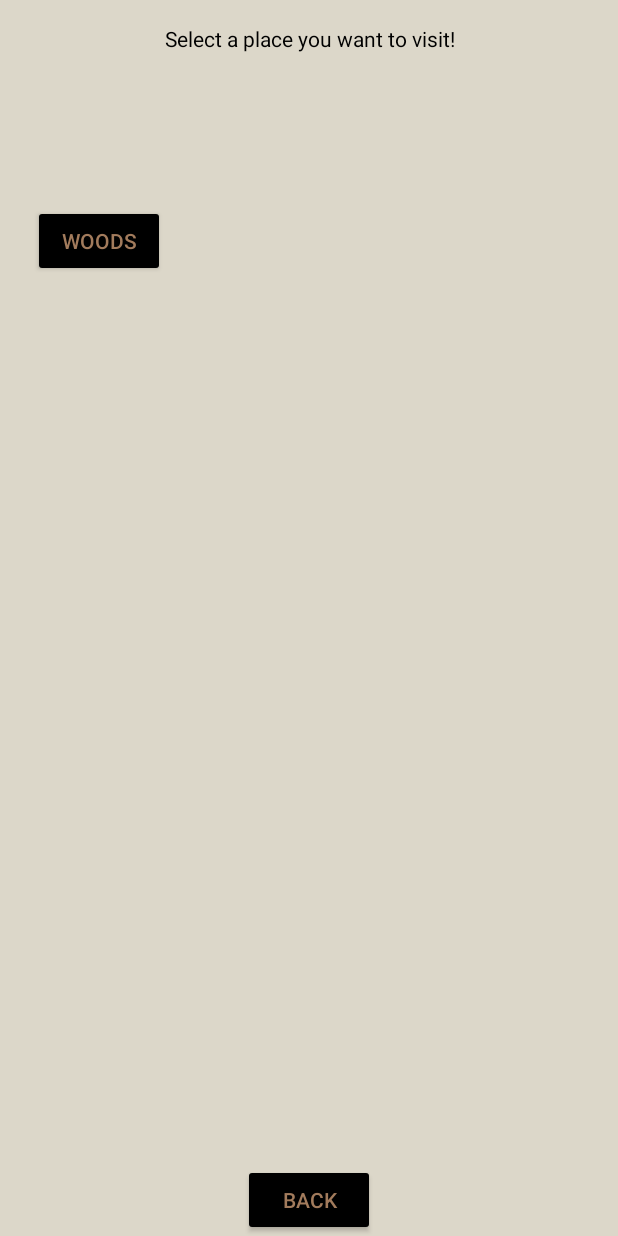
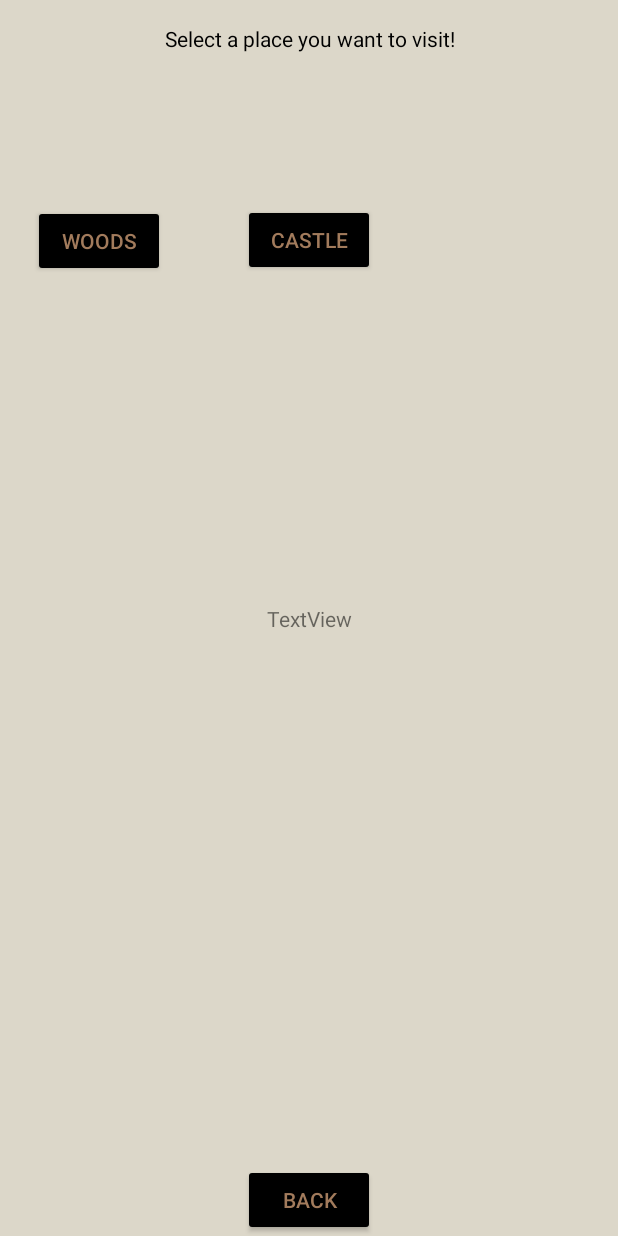
Before and after one commit to M0nesz/Walkinggame, an Android app: the screen it shows after launch (MapActivity), after a tap on "MAP", on a phone screen of 412 x 824 dp. Run offline under Robolectric (Android 15) with nearby library versions, the phone set to English and light mode, and no system bars; 2 other taps on this screen came first.

Commit message:
COMPLETED [TASK] Separate Action handling to another class COMPLETED [TASK] Re-writing main activity so it checks where is the player TODO [BUG] Location doesn't appear at first change TODO [BUG] Location doesn't appear at all TODO [BUG] Walk button doesn't work

```diff
--- a/app/src/main/java/com/example/walkinggame/MainActivity.java
+++ b/app/src/main/java/com/example/walkinggame/MainActivity.java
@@ -3,6 +3,7 @@ package com.example.walkinggame;
 import android.annotation.SuppressLint;
 import android.content.Intent;
 import android.os.Bundle;
+import android.view.View;
 import android.widget.Button;
 import android.widget.TextView;
 
@@ -14,66 +15,68 @@ import java.util.List;
 
 public class MainActivity extends AppCompatActivity {
 
-    // Declare TextView and Button
+    TextView location_text_view;
     TextView textView;
     TextView textView_count;
     Button button;
+    Button inventorybutton;
+    private int coinCount;
 
-    // Initialize Button for accessing inventory
-    Button inventorybutton;
 
     @SuppressLint("DefaultLocale")
     @Override
     protected void onCreate(Bundle savedInstanceState) {
         super.onCreate(savedInstanceState);
-        // Set the content view to activity_main.xml
         setContentView(R.layout.activity_main);
 
-        // Create a list of 25 items
         List<String> data = new ArrayList<>();
         for (int i = 0; i < 25; i++) {
-            // Add "Item (i+1)" to the list
             data.add("Item " + (i + 1));
         }
 
-        // Convert the list to an ArrayList
         ArrayList<String> dataArray = new ArrayList<>(data);
 
-        // Find the TextViews and Buttons in the layout
         textView = findViewById(R.id.textView);
         textView_count = findViewById(R.id.textView_count);
         button = findViewById(R.id.button);
         inventorybutton = findViewById(R.id.inventorybutton);
+        location_text_view = findViewById(R.id.location_text_view);
 
-        // Get the location passed from the previous activity
-        String location = getIntent().getStringExtra("location");
-        TextView locationTextView = findViewById(R.id.location_text_view);
-        locationTextView.setText(location);
+        Intent intent = new Intent(this, Inventory.class);
+        Button mapButton = findViewById(R.id.mapbutton);
+        Button logButton = findViewById(R.id.log);
+        intent.putStringArrayListExtra("data", dataArray);
+        int coinCountReader;
+        textView_count = findViewById(R.id.textView_count);
+        Button button = findViewById(R.id.button);
 
-        // Read the coin count from "coin_save.xml"
-        int coinCountReader = XmlReader.readFromXml(getApplicationContext(), "coin_save.xml");
+        coinCount = XmlReader.readFromXml(getApplicationContext(), "coin_count");
+        textView_count.setText(String.valueOf(coinCount));
+
+        String choosen_location = getIntent().getStringExtra("choosen_location");
+        location_text_view.setText(choosen_location != null ? choosen_location : "Woods");
+
+        coinCountReader = XmlReader.readFromXml(getApplicationContext(), "coin_save.xml");
         textView_count.setText(String.valueOf(coinCountReader));
 
-        // Generate random text and set it to textView
-        PercentageEvent randomTextGenerator = new PercentageEvent(this);
-        randomTextGenerator.generateRandomText(textView, textView_count, button);
+        PercentageEvent generator = new PercentageEvent(this, textView_count, button);
+        button.setOnClickListener(new View.OnClickListener() {
+            @Override
+            public void onClick(View v) {
+                String generatedText = generator.generateRandomText();
+                textView_count.setText(generatedText);
+                coinCount = generator.getCoinCount();
+                textView_count.setText(String.valueOf(coinCount));
+            }
+        });
 
-        // Start new activity when inventory button is clicked
-        Intent intent = new Intent(this, Inventory.class);
-        intent.putStringArrayListExtra("data", dataArray);
-
-        // Set an OnClickListener for the inventory button
         inventorybutton.setOnClickListener(v -> startActivity(intent));
 
-        // Set an OnClickListener for the map button
-        Button mapButton = findViewById(R.id.mapbutton);
         mapButton.setOnClickListener(v -> {
             Intent intent1 = new Intent(MainActivity.this, MapActivity.class);
             startActivity(intent1);
         });
 
-        // Set an OnClickListener for the log button
-        Button logButton = findViewById(R.id.log);
         logButton.setOnClickListener(v -> {
             Intent intent12 = new Intent(MainActivity.this, Log.class);
             startActivity(intent12);
--- a/app/src/main/java/com/example/walkinggame/MapActivity.java
+++ b/app/src/main/java/com/example/walkinggame/MapActivity.java
@@ -3,36 +3,42 @@ package com.example.walkinggame;
 import android.content.Intent;
 import android.os.Bundle;
 import android.widget.Button;
+import android.widget.TextView;
 
 import androidx.appcompat.app.AppCompatActivity;
 
 
+
 public class MapActivity extends AppCompatActivity {
+    public static String choosen_location;
 
     @Override
     protected void onCreate(Bundle savedInstanceState) {
         super.onCreate(savedInstanceState);
-        // Set the content view to map_activity.xml
         setContentView(R.layout.map_activity);
 
         // Create an intent for the MainActivity class
         Intent mainIntent = new Intent(this, MainActivity.class);
 
-        // Find the back button in the layout
         Button backButton = findViewById(R.id.back_button);
+        Button castle_button = findViewById(R.id.castle_button);
+        Button woodsButton = findViewById(R.id.woods_button);
+        TextView textView3 = findViewById(R.id.textView3);
 
         // Set an onClickListener for the back button
         backButton.setOnClickListener(v -> startActivity(mainIntent));
 
-        // Find the woods button in the layout
-        Button woodsButton = findViewById(R.id.woods_button);
-
-        // Set an onClickListener for the woods button
         woodsButton.setOnClickListener(v -> {
-            // Create an intent for the MainActivity class with "location" extra set to "Woods"
-            Intent intent = new Intent(MapActivity.this, MainActivity.class);
-            intent.putExtra("location", "Woods");
-            startActivity(intent);
+            Intent woodsIntent = new Intent(MapActivity.this, MainActivity.class);
+            woodsIntent.putExtra("location", "Woods");
+            choosen_location = "Woods";
+            startActivity(woodsIntent);
+        });
+        castle_button.setOnClickListener(v -> {
+            Intent mainCastleActivityIntent = new Intent(MapActivity.this, MainActivity.class);
+            mainCastleActivityIntent.putExtra("choosen_location", choosen_location);
+            startActivity(mainCastleActivityIntent);
+            choosen_location = "Castle";
         });
     }
 }
--- a/app/src/main/java/com/example/walkinggame/PercentageEvent.java
+++ b/app/src/main/java/com/example/walkinggame/PercentageEvent.java
@@ -9,72 +9,62 @@ import org.xmlpull.v1.XmlPullParserException;
 
 import java.io.IOException;
 import java.util.ArrayList;
+import java.util.List;
 import java.util.Random;
 
 public class PercentageEvent {
-    // List to store percentage values for each random text
-    private ArrayList<Integer> percentages = new ArrayList<>();
-    // List to store random text values
-    private ArrayList<String> randomTexts = new ArrayList<>();
-    // Object to generate random numbers
-    private Random random = new Random();
-    // Counter for number of coins
-    private int coincount;
+    private List<Integer> percentages = new ArrayList<>();
+    private List<String> actionTexts = new ArrayList<>();
+    private final Random random = new Random();
+    private TextView textView;
+    private Button button;
+    private int coinCount;
 
-    // Constructor for the PercentageEvent class
-    public PercentageEvent(Context context) {
+    public PercentageEvent(Context context, TextView textView, Button button) {
+        this.textView = textView;
+        this.button = button;
+        this.coinCount = XmlReader.readFromXml(context, "coin_count");
+
         try {
-            // Get the XML parser for the random_texts file
-            XmlPullParser parser = context.getResources().getXml(R.xml.random_texts);
-            while (parser.next() != XmlPullParser.END_DOCUMENT) {
-                // If the current event is a START_TAG and its name is "item"
-                if (parser.getEventType() == XmlPullParser.START_TAG && parser.getName().equals("item")) {
-                    // Get the percentage attribute value from the item tag
+            XmlPullParser parser = context.getResources().getXml(R.xml.action_texts);
+            String choosenLocation = "woods"; // assuming this value will come from an Intent in the onCreate method of the Activity
+
+            int eventType = parser.getEventType();
+            while (eventType != XmlPullParser.END_DOCUMENT) {
+                if (eventType == XmlPullParser.START_TAG && parser.getName().equals("item")) {
+                    String location = parser.getAttributeValue(null, "location");
                     int percentage = Integer.parseInt(parser.getAttributeValue(null, "percentage"));
-                    // Add the percentage to the list
+                    if (location.equals(choosenLocation)) {
                         percentages.add(percentage);
-                    // Get the text value from the item tag
-                    String text = parser.nextText();
-                    // Add the text to the list
-                    randomTexts.add(text);
+                        actionTexts.add(parser.nextText());
                     }
                 }
-        } catch (IOException | XmlPullParserException e) {
-            // Print the stack trace of the exception
+                eventType = parser.next();
+            }
+        } catch (XmlPullParserException | IOException e) {
             e.printStackTrace();
         }
-        // Read the coin count from the XML file
-        coincount = XmlReader.readFromXml(context, "coin_save.xml");
+    }
+    public int getCoinCount() {
+        return coinCount;
     }
 
-    // Method to generate a random text and update the coin count
-    public void generateRandomText(TextView textView, TextView textView_count, Button button) {
-        // Set an onClickListener for the button
-        button.setOnClickListener(v -> {
-            // Generate a random number between 0 and 100
+
+    public String generateRandomText() {
         int randomPercentage = random.nextInt(100);
-            // Accumulated percentage value
         int accumulatedPercentage = 0;
-            // Loop through the list of percentages
+        String generatedText = "";
         for (int i = 0; i < percentages.size(); i++) {
-                // Add the current percentage to the accumulated percentage
             accumulatedPercentage += percentages.get(i);
-                // If the random percentage is less than or equal to the accumulated percentage
             if (randomPercentage <= accumulatedPercentage) {
-                    // Set the textView to the corresponding random text
-                    textView.setText(randomTexts.get(i));
-                    // increment the coin count when "You found a coin on the ground" is generated
-                    if (randomTexts.get(i).equals("You found a coin on the ground")) {
-                        coincount++;
+                generatedText = actionTexts.get(i);
+                if (actionTexts.get(i).equals("You found a coin on the ground")) {
+                    coinCount++;
                 }
-                    // break the loop after finding the corresponding text
                 break;
             }
         }
-            // set the text of the text view for the coin count to the current coin count
-            textView_count.setText(String.valueOf(coincount));
-            // write the current coin count to XML
-            XmlWriter.writeToXml(v.getContext(), coincount);
-        });
+        XmlWriter.writeToXml(button.getContext(), coinCount);
+        return generatedText;
     }
 }
--- a/app/src/main/res/layout/map_activity.xml
+++ b/app/src/main/res/layout/map_activity.xml
@@ -35,6 +35,20 @@
         app:layout_constraintTop_toTopOf="parent"
         app:layout_constraintVertical_bias="0.176" />
 
+    <Button
+        android:id="@+id/castle_button"
+        android:layout_width="wrap_content"
+        android:layout_height="wrap_content"
+        android:backgroundTint="@color/texts"
+        android:text="@string/castle"
+        android:textColor="@color/button"
+        app:layout_constraintBottom_toBottomOf="parent"
+        app:layout_constraintEnd_toEndOf="parent"
+        app:layout_constraintHorizontal_bias="0.501"
+        app:layout_constraintStart_toStartOf="parent"
+        app:layout_constraintTop_toTopOf="parent"
+        app:layout_constraintVertical_bias="0.175" />
+
     <TextView
         android:id="@+id/textView2"
         android:layout_width="wrap_content"
@@ -46,4 +60,14 @@
         app:layout_constraintStart_toStartOf="parent"
         app:layout_constraintTop_toTopOf="parent"
         android:textColor="@color/texts" />
+
+    <TextView
+        android:id="@+id/textView3"
+        android:layout_width="wrap_content"
+        android:layout_height="wrap_content"
+        android:text="TextView"
+        app:layout_constraintBottom_toBottomOf="parent"
+        app:layout_constraintEnd_toEndOf="parent"
+        app:layout_constraintStart_toStartOf="parent"
+        app:layout_constraintTop_toTopOf="parent" />
 </androidx.constraintlayout.widget.ConstraintLayout>
--- a/app/src/main/res/values/strings.xml
+++ b/app/src/main/res/values/strings.xml
@@ -8,4 +8,5 @@
     <string name="map">Map</string>
     <string name="log">Log</string>
     <string name="woods">Woods</string>
+    <string name="castle">castle</string>
 </resources>
--- /dev/null
+++ b/app/src/main/res/xml/action_texts.xml
@@ -0,0 +1,12 @@
+<?xml version="1.0" encoding="utf-8"?>
+<random_texts>
+    <item location="woods" percentage="15">You found a coin on the ground</item>
+    <item location="woods" percentage="60">You're walking...</item>
+    <item location="woods" percentage="25">You look around and thinking were are you</item>
+
+    <item location="castle" percentage="25">Castle action 1</item>
+    <item location="castle" percentage="25">Castle action 2</item>
+    <item location="castle" percentage="25">Castle action 3</item>
+
+
+</random_texts>
--- a/app/src/main/res/xml/random_texts.xml
+++ /dev/null
@@ -1,6 +0,0 @@
-<?xml version="1.0" encoding="utf-8"?>
-<random_texts>
-    <item location="woods" percentage="15">You found a coin on the ground</item>
-    <item location="notwoods" percentage="60">You're walking...</item>
-    <item location="notwoods" percentage="25">You look around and thinking were are you</item>
-</random_texts>
```
Lines whose indentation alone changed are shown as unchanged.
